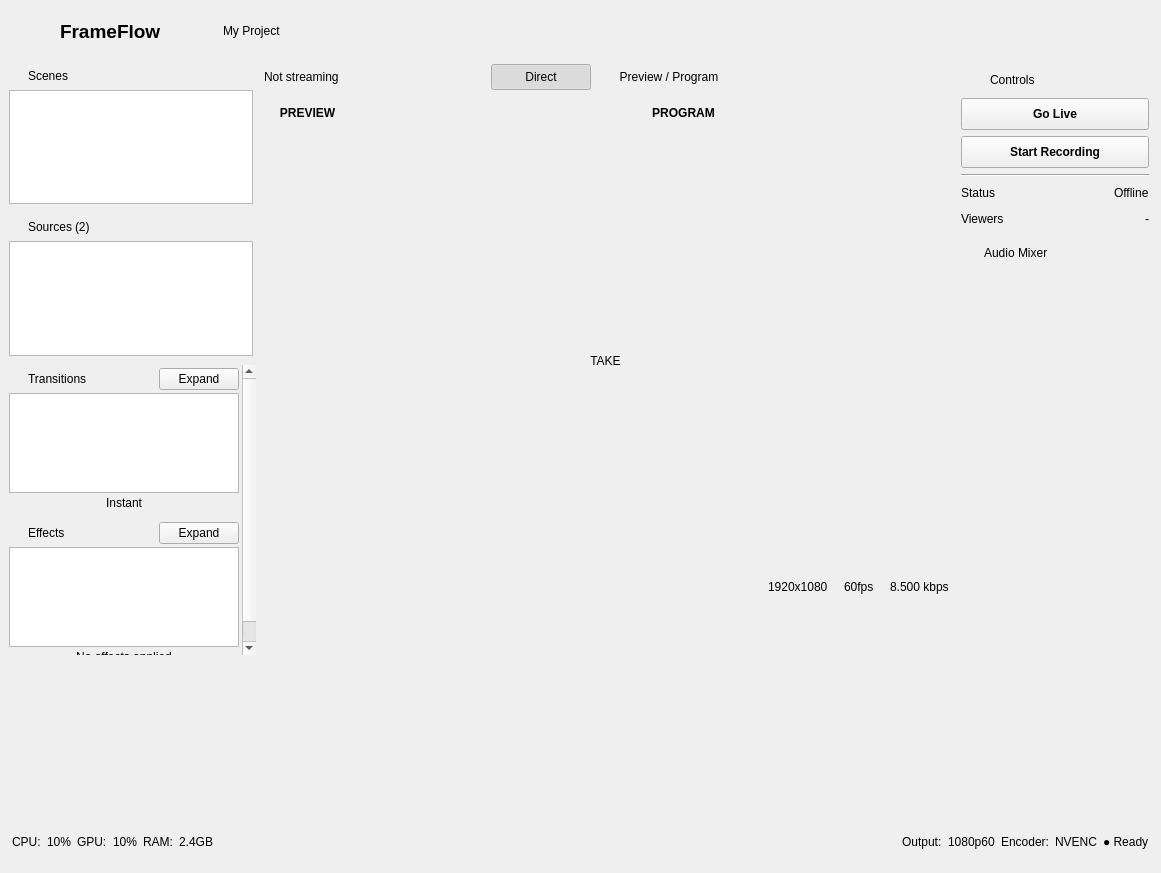
The window that frameflow.ui (drillarium/FrameFlow) describes before a commit, drawn with Qt 5.
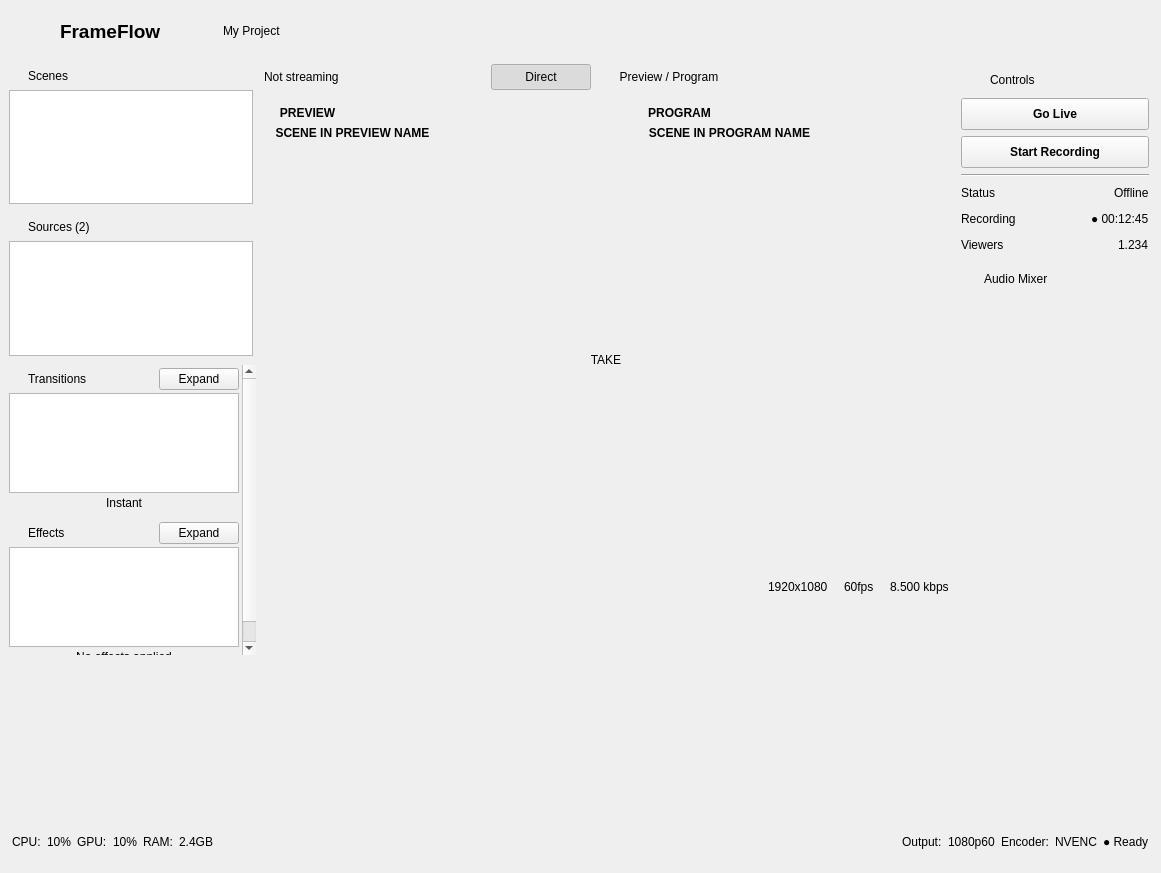
The same window after the commit. The open tabs and pages were chosen to show the change. Icons and pictures are not drawn. Custom widgets are drawn as their Qt base class.

Patch:
```diff
--- a/frameflow.ui
+++ b/frameflow.ui
@@ -1650,37 +1650,58 @@
                      <set>Qt::AlignmentFlag::AlignCenter</set>
                     </property>
                    </widget>
+                   <widget class="QLabel" name="PREVIEWSceneNameLabel">
+                    <property name="geometry">
+                     <rect>
+                      <x>10</x>
+                      <y>30</y>
+                      <width>161</width>
+                      <height>21</height>
+                     </rect>
+                    </property>
+                    <property name="font">
+                     <font>
+                      <bold>true</bold>
+                     </font>
+                    </property>
+                    <property name="text">
+                     <string>SCENE IN PREVIEW NAME</string>
+                    </property>
+                    <property name="alignment">
+                     <set>Qt::AlignmentFlag::AlignCenter</set>
+                    </property>
+                   </widget>
                   </widget>
                  </item>
                  <item>
                   <widget class="QWidget" name="verticalWidget" native="true">
                    <property name="minimumSize">
                     <size>
-                     <width>65</width>
+                     <width>56</width>
                      <height>0</height>
                     </size>
                    </property>
                    <property name="maximumSize">
                     <size>
-                     <width>65</width>
+                     <width>56</width>
                      <height>16777215</height>
                     </size>
                    </property>
                    <layout class="QVBoxLayout" name="verticalLayout_18">
                     <property name="spacing">
-                     <number>5</number>
+                     <number>3</number>
                     </property>
                     <property name="leftMargin">
-                     <number>9</number>
+                     <number>3</number>
                     </property>
                     <property name="topMargin">
-                     <number>9</number>
+                     <number>3</number>
                     </property>
                     <property name="rightMargin">
-                     <number>9</number>
+                     <number>3</number>
                     </property>
                     <property name="bottomMargin">
-                     <number>9</number>
+                     <number>3</number>
                     </property>
                     <item>
                      <spacer name="verticalSpacer_4">
@@ -1772,6 +1793,27 @@
                      <set>Qt::AlignmentFlag::AlignCenter</set>
                     </property>
                    </widget>
+                   <widget class="QLabel" name="PGCSceneNameLabel">
+                    <property name="geometry">
+                     <rect>
+                      <x>10</x>
+                      <y>30</y>
+                      <width>171</width>
+                      <height>21</height>
+                     </rect>
+                    </property>
+                    <property name="font">
+                     <font>
+                      <bold>true</bold>
+                     </font>
+                    </property>
+                    <property name="text">
+                     <string>SCENE IN PROGRAM NAME</string>
+                    </property>
+                    <property name="alignment">
+                     <set>Qt::AlignmentFlag::AlignCenter</set>
+                    </property>
+                   </widget>
                   </widget>
                  </item>
                 </layout>
@@ -2297,6 +2339,54 @@
                </layout>
               </widget>
              </item>
+             <item>
+              <widget class="QWidget" name="horizontalWidget" native="true">
+               <layout class="QHBoxLayout" name="horizontalLayout_18">
+                <property name="spacing">
+                 <number>0</number>
+                </property>
+                <property name="leftMargin">
+                 <number>0</number>
+                </property>
+                <property name="topMargin">
+                 <number>0</number>
+                </property>
+                <property name="rightMargin">
+                 <number>0</number>
+                </property>
+                <property name="bottomMargin">
+                 <number>0</number>
+                </property>
+                <item>
+                 <widget class="QLabel" name="label_18">
+                  <property name="text">
+                   <string>Recording</string>
+                  </property>
+                 </widget>
+                </item>
+                <item>
+                 <spacer name="horizontalSpacer_16">
+                  <property name="orientation">
+                   <enum>Qt::Orientation::Horizontal</enum>
+                  </property>
+                  <property name="sizeHint" stdset="0">
+                   <size>
+                    <width>40</width>
+                    <height>20</height>
+                   </size>
+                  </property>
+                 </spacer>
+                </item>
+                <item>
+                 <widget class="QLabel" name="recordingLabel">
+                  <property name="text">
+                   <string>● 00:12:45</string>
+                  </property>
+                 </widget>
+                </item>
+               </layout>
+              </widget>
+             </item>
              <item>
               <widget class="QWidget" name="horizontalWidget_3" native="true">
                <layout class="QHBoxLayout" name="horizontalLayout_8">
@@ -2338,7 +2428,7 @@
                 <item>
                  <widget class="QLabel" name="viewersCountLabel">
                   <property name="text">
-                   <string>-</string>
+                   <string>1.234</string>
                   </property>
                  </widget>
                 </item>
```
Left out of the diff: 137 changed lines with no effect on the pictures.
